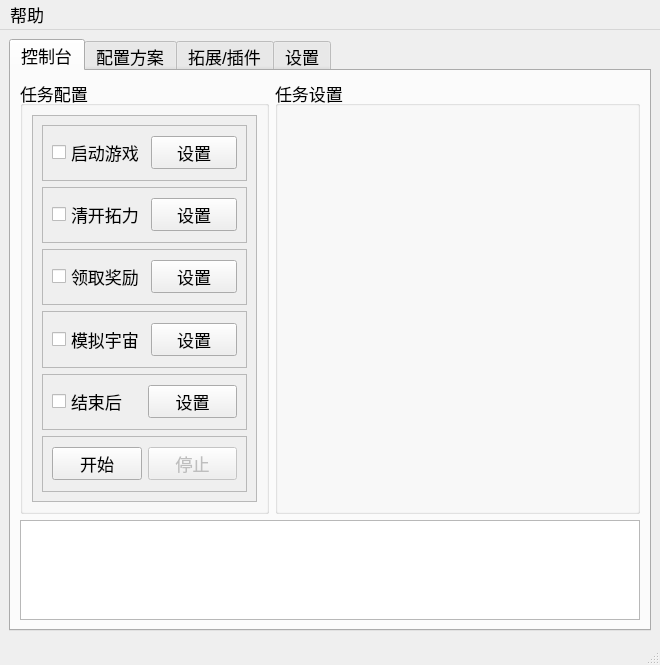
Shasnow/StarRailAssistant, file resources/ui/main.ui: the form before one commit.
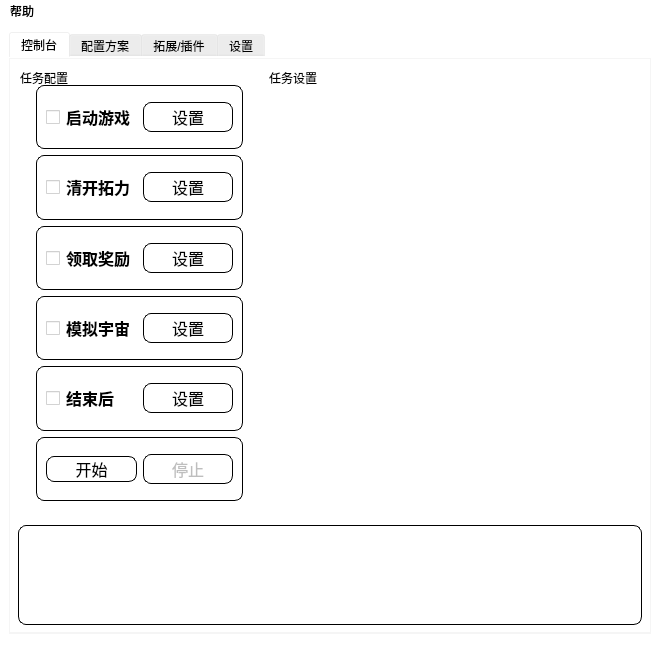
The form after the commit.

Diff of the .ui file:
```diff
--- a/resources/ui/main.ui
+++ b/resources/ui/main.ui
@@ -18,10 +18,18 @@
   <property name="windowTitle">
    <string>SRA</string>
   </property>
+  <property name="styleSheet">
+   <string notr="true">background-repeat: no-repeat;
+                background-position: center;
+                background-color: rgba(255, 255, 255, 0.2);</string>
+  </property>
   <widget class="QWidget" name="centralwidget">
    <layout class="QGridLayout" name="gridLayout">
     <item row="0" column="0">
      <widget class="QTabWidget" name="tabWidget">
+      <property name="styleSheet">
+       <string notr="true">border-radius: 0;</string>
+      </property>
       <property name="currentIndex">
        <number>0</number>
       </property>
@@ -50,6 +58,9 @@
             <height>16777215</height>
            </size>
           </property>
+          <property name="styleSheet">
+           <string notr="true">background-color: transparent</string>
+          </property>
           <property name="title">
            <string>任务配置</string>
           </property>
@@ -85,13 +96,19 @@
                <rect>
                 <x>0</x>
                 <y>0</y>
-                <width>223</width>
-                <height>387</height>
+                <width>225</width>
+                <height>427</height>
                </rect>
               </property>
               <layout class="QVBoxLayout" name="verticalLayout_6">
                <item>
                 <widget class="QFrame" name="frame1_1">
+                 <property name="styleSheet">
+                  <string notr="true">border-radius: 8px;
+border: 1.2px solid black;
+background-color: rgba(255, 255, 255, 0.8);
+  font-size: 16px;</string>
+                 </property>
                  <property name="frameShape">
                   <enum>QFrame::Shape::StyledPanel</enum>
                  </property>
@@ -107,6 +124,9 @@
                       <height>30</height>
                      </size>
                     </property>
+                    <property name="styleSheet">
+                     <string notr="true">checkbox1：font-size: 14px;border: none;font-weight:bold;</string>
+                    </property>
                     <property name="text">
                      <string>启动游戏</string>
                     </property>
@@ -120,6 +140,10 @@
                       <height>30</height>
                      </size>
                     </property>
+                    <property name="styleSheet">
+                     <string notr="true">QPUSHBOTTON:QPushButton {font-size:14px;}
+  QPushButton:hover {ackground-color: #f0f0f0;border-color: #ccc;}</string>
+                    </property>
                     <property name="text">
                      <string>设置</string>
                     </property>
@@ -130,6 +154,12 @@
                </item>
                <item>
                 <widget class="QFrame" name="frame1_2">
+                 <property name="styleSheet">
+                  <string notr="true">border-radius: 8px;
+border: 1.2px solid black;
+background-color: rgba(255, 255, 255, 0.8);
+font-size: 16px;</string>
+                 </property>
                  <property name="frameShape">
                   <enum>QFrame::Shape::StyledPanel</enum>
                  </property>
@@ -145,6 +175,9 @@
                       <height>30</height>
                      </size>
                     </property>
+                    <property name="styleSheet">
+                     <string notr="true">checkbox1：font-size: 14px;border: none;font-weight:bold;</string>
+                    </property>
                     <property name="text">
                      <string>清开拓力</string>
                     </property>
@@ -158,6 +191,10 @@
                       <height>30</height>
                      </size>
                     </property>
+                    <property name="styleSheet">
+                     <string notr="true">QPUSHBOTTON:QPushButton {font-size:14px;}
+  QPushButton:hover {ackground-color: #f0f0f0;border-color: #ccc;}</string>
+                    </property>
                     <property name="text">
                      <string>设置</string>
                     </property>
@@ -168,6 +205,12 @@
                </item>
                <item>
                 <widget class="QFrame" name="frame1_3">
+                 <property name="styleSheet">
+                  <string notr="true">border-radius: 8px;
+border: 1.2px solid black;
+background-color: rgba(255, 255, 255, 0.8);
+font-size: 16px;</string>
+                 </property>
                  <property name="frameShape">
                   <enum>QFrame::Shape::StyledPanel</enum>
                  </property>
@@ -183,6 +226,9 @@
                       <height>30</height>
                      </size>
                     </property>
+                    <property name="styleSheet">
+                     <string notr="true">checkbox1：font-size: 14px;border: none;font-weight:bold;</string>
+                    </property>
                     <property name="text">
                      <string>领取奖励</string>
                     </property>
@@ -196,6 +242,10 @@
                       <height>30</height>
                      </size>
                     </property>
+                    <property name="styleSheet">
+                     <string notr="true">QPUSHBOTTON:QPushButton {font-size:14px;}
+  QPushButton:hover {ackground-color: #f0f0f0;border-color: #ccc;}</string>
+                    </property>
                     <property name="text">
                      <string>设置</string>
                     </property>
@@ -209,6 +259,12 @@
                  <property name="enabled">
                   <bool>true</bool>
                  </property>
+                 <property name="styleSheet">
+                  <string notr="true">border-radius: 8px;
+border: 1.2px solid black;
+background-color: rgba(255, 255, 255, 0.8);
+ font-size: 16px;</string>
+                 </property>
                  <property name="frameShape">
                   <enum>QFrame::Shape::StyledPanel</enum>
                  </property>
@@ -224,6 +280,9 @@
                       <height>30</height>
                      </size>
                     </property>
+                    <property name="styleSheet">
+                     <string notr="true">checkbox1：font-size: 14px;border: none;font-weight:bold;</string>
+                    </property>
                     <property name="text">
                      <string>模拟宇宙</string>
                     </property>
@@ -237,6 +296,10 @@
                       <height>30</height>
                      </size>
                     </property>
+                    <property name="styleSheet">
+                     <string notr="true">QPUSHBOTTON:QPushButton {font-size:14px;}
+  QPushButton:hover {ackground-color: #f0f0f0;border-color: #ccc;}</string>
+                    </property>
                     <property name="text">
                      <string>设置</string>
                     </property>
@@ -247,6 +310,12 @@
                </item>
                <item>
                 <widget class="QFrame" name="frame1_4">
+                 <property name="styleSheet">
+                  <string notr="true">border-radius: 8px;
+border: 1.2px solid black;
+background-color: rgba(255, 255, 255, 0.8);
+  font-size: 16px;</string>
+                 </property>
                  <property name="frameShape">
                   <enum>QFrame::Shape::StyledPanel</enum>
                  </property>
@@ -262,6 +331,9 @@
                       <height>30</height>
                      </size>
                     </property>
+                    <property name="styleSheet">
+                     <string notr="true">checkbox1：font-size: 14px;border: none;font-weight:bold;</string>
+                    </property>
                     <property name="text">
                      <string>结束后</string>
                     </property>
@@ -275,6 +347,10 @@
                       <height>30</height>
                      </size>
                     </property>
+                    <property name="styleSheet">
+                     <string notr="true">QPUSHBOTTON:QPushButton {font-size:14px;}
+  QPushButton:hover {ackground-color: #f0f0f0;border-color: #ccc;}</string>
+                    </property>
                     <property name="text">
                      <string>设置</string>
                     </property>
@@ -285,6 +361,12 @@
                </item>
                <item>
                 <widget class="QFrame" name="frame1_0">
+                 <property name="styleSheet">
+                  <string notr="true">border-radius: 8px;
+border: 1.2px solid black;
+background-color: rgba(255, 255, 255, 0.8);
+font-size: 16px;</string>
+                 </property>
                  <property name="frameShape">
                   <enum>QFrame::Shape::StyledPanel</enum>
                  </property>
@@ -339,10 +421,20 @@
             <height>100</height>
            </size>
           </property>
+          <property name="styleSheet">
+           <string notr="true">border-radius: 8px;
+border: 1.2px solid black;
+background-color: rgba(255, 255, 255, 0.8);</string>
+          </property>
          </widget>
         </item>
         <item row="0" column="1" colspan="2">
          <widget class="QGroupBox" name="task_setting_groupBox">
+          <property name="styleSheet">
+           <string notr="true">border: none;
+                                                border-radius: 8px;
+                                                background-color: rgba(255, 255, 255, 0.6);</string>
+          </property>
           <property name="title">
            <string>任务设置</string>
           </property>
```
Left out of the diff: 27 changed lines with no effect on the pictures.
